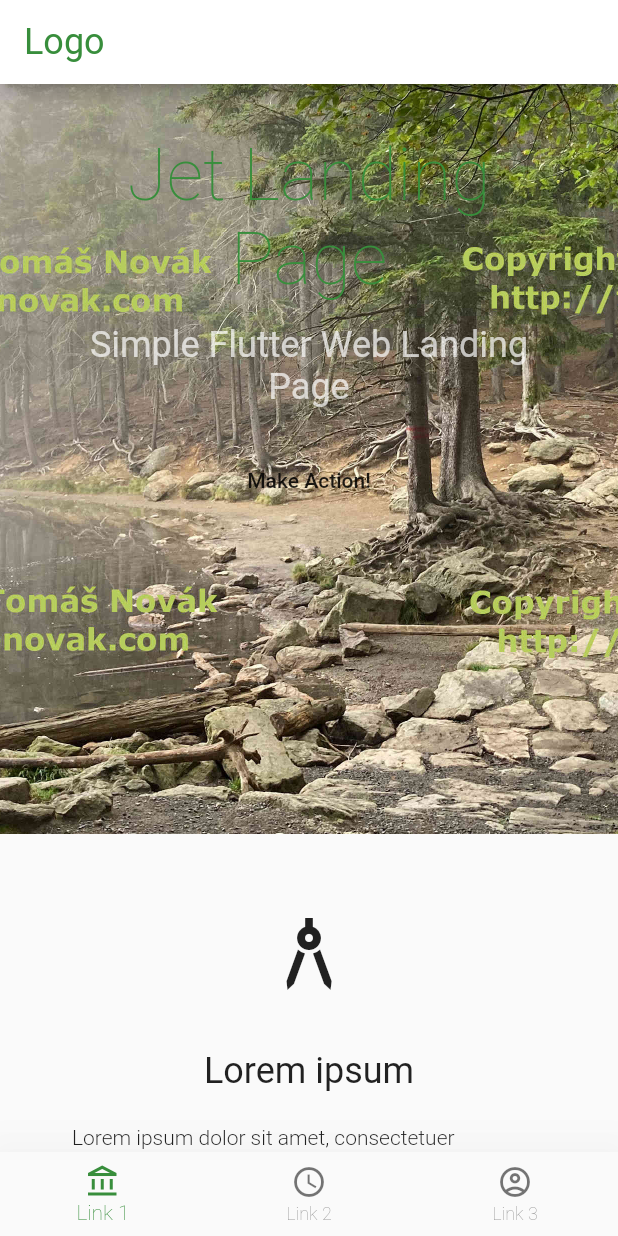
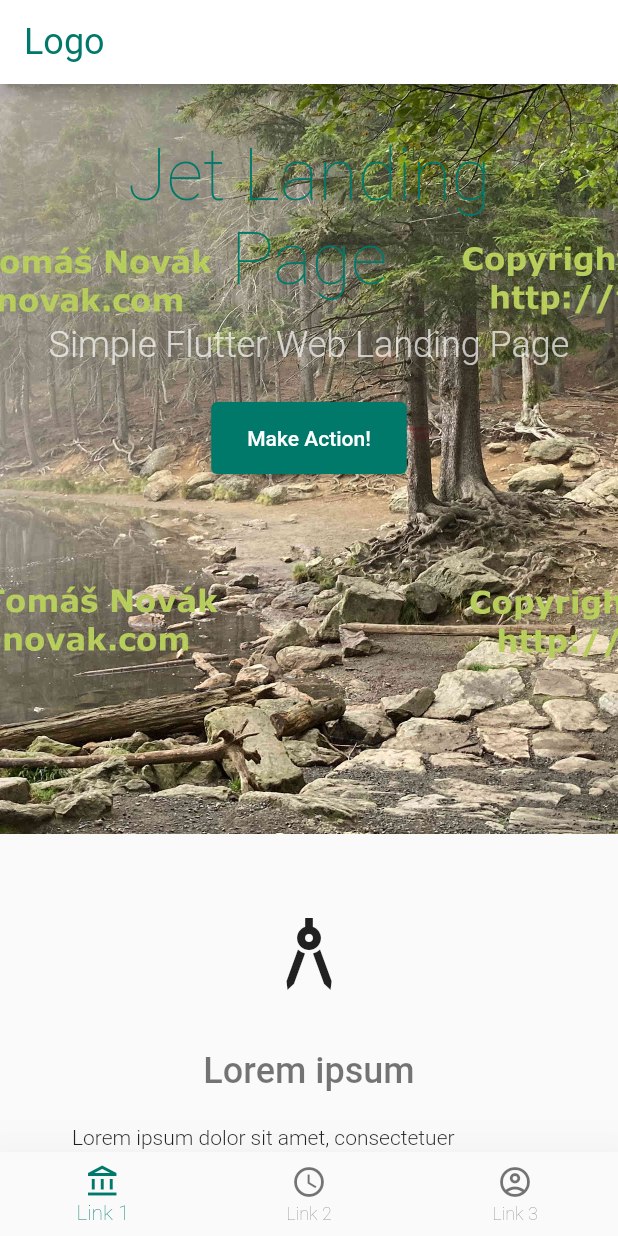
Before and after one commit to tom-novak/jet-landing-page, a Flutter app: the screen it shows after launch, on a phone screen of 412 x 824 dp. Run offline on Flutter 3.47's test engine with Material 2 defaults, Android fonts, the phone set to English and light mode, and no system bars.

Commit message:
Complete app theme implemented

```diff
--- a/example/lib/main.dart
+++ b/example/lib/main.dart
@@ -1,43 +1,6 @@
 import 'package:flutter/material.dart';
+import 'package:jet_landing_page_example/src/app_theme.dart';
 import 'package:jet_landing_page_example/src/example_page.dart';
-
-var platform = TargetPlatform.iOS;
-var typography = Typography.material2018(platform: platform);
-
-var accentColor = Colors.green[700];
-var appTheme = ThemeData(
-  primaryColor: Colors.white,
-  accentColor: accentColor,
-  visualDensity: VisualDensity.adaptivePlatformDensity,
-  textTheme: typography.black.copyWith(
-      headline1: typography.black.headline1.copyWith(color: accentColor, fontSize: 48),
-      headline2: typography.black.headline2.copyWith(color: accentColor, fontSize: 24),
-      headline3: typography.black.headline3.copyWith(fontSize: 24),
-      headline4: typography.white.headline4.copyWith(fontSize: 24),
-      headline6: typography.white.headline6.copyWith(fontWeight: FontWeight.w300),
-      bodyText1: typography.black.bodyText1.copyWith(fontWeight: FontWeight.w300, height: 1.75),
-      bodyText2: typography.white.bodyText2.copyWith(fontWeight: FontWeight.w200),
-  ),
-  bottomNavigationBarTheme: BottomNavigationBarThemeData(
-    selectedItemColor: accentColor,
-  ),
-);
-
-var darkAccentColor = Colors.green[900];
-var darkTheme = ThemeData(
-  accentColor: darkAccentColor,
-  brightness: Brightness.dark,
-  visualDensity: VisualDensity.adaptivePlatformDensity,
-  textTheme: typography.white.copyWith(
-    headline1: typography.white.headline1.copyWith(color: darkAccentColor, fontSize: 48),
-    headline2: typography.white.headline2.copyWith(color: darkAccentColor, fontSize: 24),
-    headline3: typography.white.headline3.copyWith(fontSize: 24),
-    headline4: typography.white.headline4.copyWith(fontSize: 24),
-    headline6: typography.white.headline6.copyWith(color: Colors.grey[400], fontWeight: FontWeight.w300),
-    bodyText1: typography.white.bodyText1.copyWith(fontWeight: FontWeight.w300, height: 1.75),
-    bodyText2: typography.white.bodyText2.copyWith(color: Colors.grey[400], fontWeight: FontWeight.w200),
-  ),
-);
 
 void main() {
   runApp(MyApp());
--- /dev/null
+++ b/example/lib/src/app_theme.dart
@@ -0,0 +1,64 @@
+import 'package:flutter/material.dart';
+
+// ----- Common -----
+var platform = TargetPlatform.iOS;
+var typography = Typography.material2018(platform: platform);
+
+// ----- Light Theme -----
+var accentColor = Colors.teal[700];
+var appTheme = ThemeData(
+  primaryColor: Colors.white,
+  accentColor: accentColor,
+  visualDensity: VisualDensity.adaptivePlatformDensity,
+  textTheme: typography.black.copyWith(
+    headline1: typography.black.headline1.copyWith(color: accentColor, fontSize: 48),
+    headline2: typography.black.headline2.copyWith(color: accentColor, fontSize: 24),
+    headline3: typography.black.headline3.copyWith(fontSize: 24, fontWeight: FontWeight.w500),
+    headline4: typography.white.headline4.copyWith(fontSize: 24, fontWeight: FontWeight.w300),
+    headline6: typography.white.headline6.copyWith(fontWeight: FontWeight.w300),
+    bodyText1: typography.black.bodyText1.copyWith(fontWeight: FontWeight.w300, height: 1.75),
+    bodyText2: typography.white.bodyText2.copyWith(fontWeight: FontWeight.w200),
+  ),
+  bottomNavigationBarTheme: BottomNavigationBarThemeData(
+    selectedItemColor: accentColor,
+  ),
+  textButtonTheme: TextButtonThemeData(
+    style: TextButton.styleFrom(
+      padding: EdgeInsets.zero,
+      minimumSize: Size(48, 48),
+    ),
+  ),
+  buttonTheme: ButtonThemeData(
+    buttonColor: accentColor,
+    textTheme: ButtonTextTheme.primary,
+    height: 48,
+  ),
+);
+
+// ----- Dark Theme -----
+var darkAccentColor = Colors.teal[900];
+var darkTheme = ThemeData(
+  accentColor: darkAccentColor,
+  brightness: Brightness.dark,
+  visualDensity: VisualDensity.adaptivePlatformDensity,
+  textTheme: typography.white.copyWith(
+    headline1: typography.white.headline1.copyWith(color: darkAccentColor, fontSize: 48),
+    headline2: typography.white.headline2.copyWith(color: darkAccentColor, fontSize: 24),
+    headline3: typography.white.headline3.copyWith(fontSize: 24, fontWeight: FontWeight.w500),
+    headline4: typography.white.headline4.copyWith(fontSize: 24, fontWeight: FontWeight.w300),
+    headline6: typography.white.headline6.copyWith(color: Colors.grey[300], fontWeight: FontWeight.w300),
+    bodyText1: typography.white.bodyText1.copyWith(fontWeight: FontWeight.w300, height: 1.75),
+    bodyText2: typography.white.bodyText2.copyWith(color: Colors.grey[300], fontWeight: FontWeight.w200),
+  ),
+  textButtonTheme: TextButtonThemeData(
+    style: TextButton.styleFrom(
+      padding: EdgeInsets.zero,
+      minimumSize: Size(48, 48),
+    ),
+  ),
+  buttonTheme: ButtonThemeData(
+    buttonColor: darkAccentColor,
+    textTheme: ButtonTextTheme.primary,
+    height: 48,
+  ),
+);
--- a/example/lib/src/landing_page.dart
+++ b/example/lib/src/landing_page.dart
@@ -14,8 +14,6 @@ class LandingPage extends StatefulWidget {
 }
 
 class _LandingPageState extends State<LandingPage> {
-  TextStyle footerLinkTheme;
-  TextStyle footerHeadlineTheme;
 
   ScrollController _scrollController;
 
@@ -105,10 +103,6 @@ class _LandingPageState extends State<LandingPage> {
 
   @override
   Widget build(BuildContext context) {
-    var appTextTheme = Theme.of(context).textTheme;
-    footerLinkTheme = appTextTheme.bodyText1;
-    footerHeadlineTheme = appTextTheme.headline6;
-
     AppBar appBar = _buildAppBar(context);
 
     var contentStart =
@@ -195,43 +189,21 @@ class _LandingPageState extends State<LandingPage> {
                   ),
                   TextButton(
                       onPressed: () {},
-                      style: TextButton.styleFrom(
-                          padding: EdgeInsets.zero, minimumSize: Size(48, 48)),
                       child: Text(
                         'Link 1',
-                        style: footerLinkTheme,
+                        style: Theme.of(context).textTheme.bodyText2,
                       )),
                   TextButton(
-                      style: TextButton.styleFrom(
-                          padding: EdgeInsets.zero, minimumSize: Size(48, 48)),
                       onPressed: () {},
                       child: Text(
                         'Link 2',
-                        style: footerLinkTheme,
+                        style: Theme.of(context).textTheme.bodyText2,
                       )),
                   TextButton(
                       onPressed: () {},
-                      style: TextButton.styleFrom(
-                          padding: EdgeInsets.zero, minimumSize: Size(48, 48)),
                       child: Text(
                         'Link 3',
-                        style: footerLinkTheme,
-                      )),
-                  TextButton(
-                      onPressed: () {},
-                      style: TextButton.styleFrom(
-                          padding: EdgeInsets.zero, minimumSize: Size(48, 48)),
-                      child: Text(
-                        'Link 4',
-                        style: footerLinkTheme,
-                      )),
-                  TextButton(
-                      onPressed: () {},
-                      style: TextButton.styleFrom(
-                          padding: EdgeInsets.zero, minimumSize: Size(48, 48)),
-                      child: Text(
-                        'Link 5',
-                        style: footerLinkTheme,
+                        style: Theme.of(context).textTheme.bodyText2,
                       )),
                 ],
               ),
--- a/lib/src/widget/page_cover.dart
+++ b/lib/src/widget/page_cover.dart
@@ -42,7 +42,7 @@ class PageCover extends StatelessWidget {
               style: subtitleTextStyle ?? Theme.of(context).textTheme.headline4
             ),
           ),
-          MaterialButton(
+          RaisedButton(
             onPressed: () {},
             child: Text(actionLabel),
           ),
--- a/lib/src/widget/simple_paragraph.dart
+++ b/lib/src/widget/simple_paragraph.dart
@@ -35,7 +35,7 @@ class SimpleParagraph extends StatelessWidget {
                 padding: const EdgeInsets.only(bottom: 16.0),
                 child: Text(
                     title,
-                    style: titleStyle ?? Theme.of(context).textTheme.headline5,
+                    style: titleStyle ?? Theme.of(context).textTheme.headline3,
                   ),
               )
               : SizedBox.shrink(),
--- a/lib/src/widget/text_card.dart
+++ b/lib/src/widget/text_card.dart
@@ -31,7 +31,7 @@ class TextCard extends StatelessWidget {
                 padding: EdgeInsets.only(top: 32, bottom: 16),
                 child: Text(
                   title,
-                  style: Theme.of(context).textTheme.headline5,
+                  style: Theme.of(context).textTheme.headline3,
                 ))
             : SizedBox.shrink(),
         text != null
```
